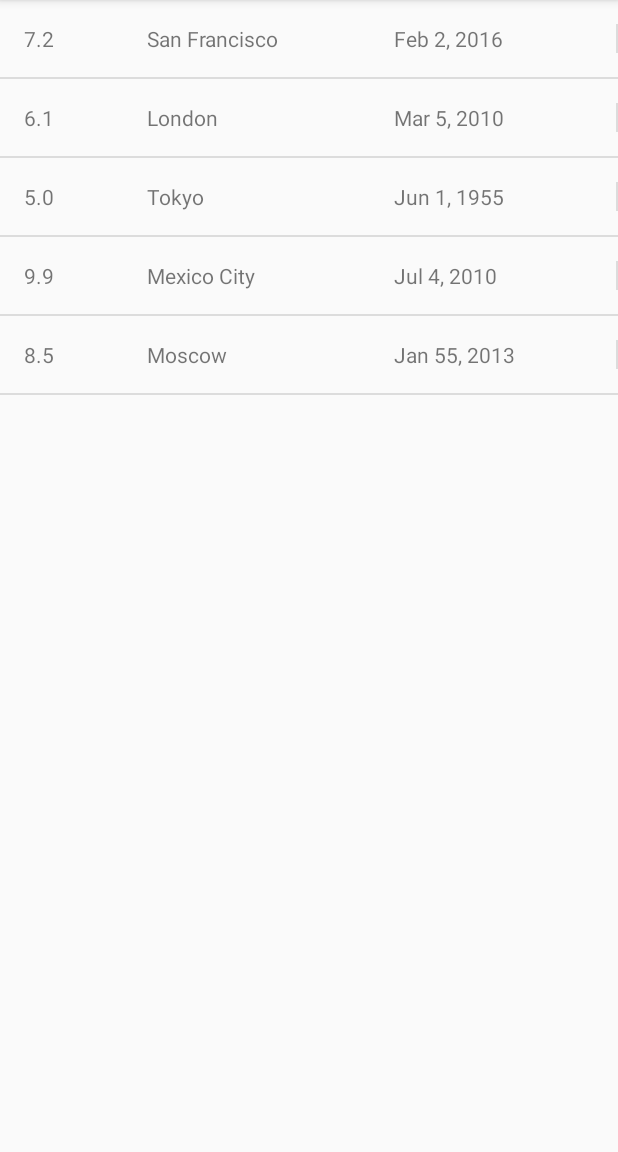
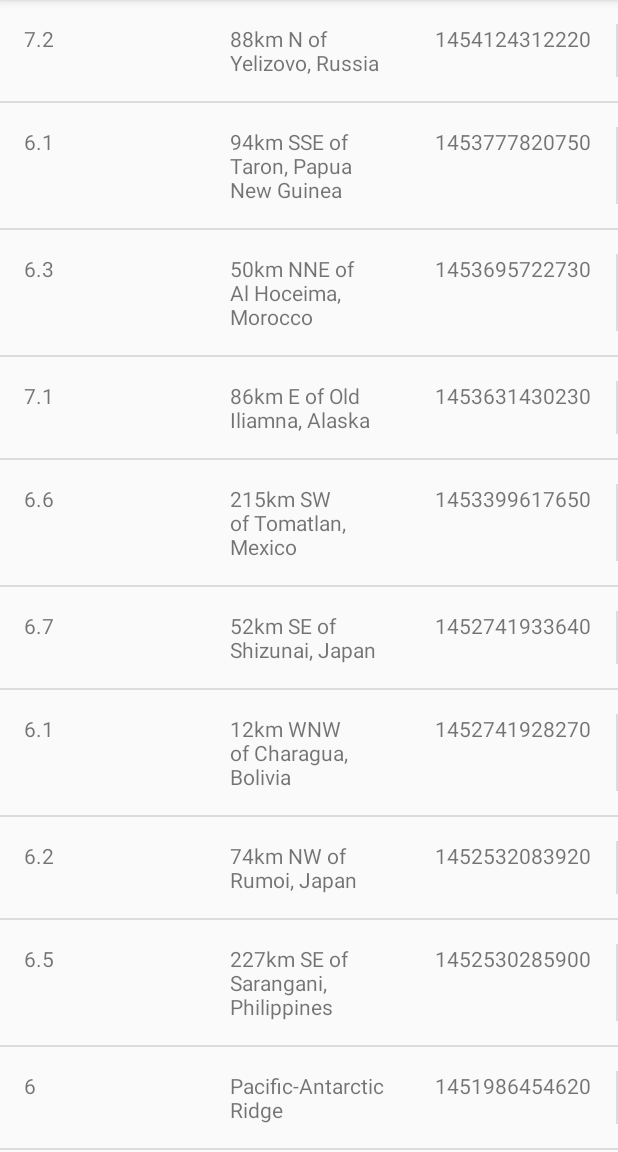
Before and after one commit to EmmanuelHmar/QuakeReport, an Android app: the screen it shows after launch (EarthquakeActivity), on a phone screen of 412 x 824 dp, the part 84-1236 px from its top. Run offline under Robolectric (Android 15) with nearby library versions, the phone set to English and light mode, and no system bars.

Commit message:
first JSON implementation

```diff
--- a/app/build.gradle
+++ b/app/build.gradle
@@ -2,7 +2,7 @@ apply plugin: 'com.android.application'
 
 android {
     compileSdkVersion 23
-    buildToolsVersion "23.0.2"
+    buildToolsVersion '28.0.3'
 
     defaultConfig {
         applicationId "com.example.android.quakereport"
--- a/app/src/main/java/com/example/android/quakereport/Earthquakes.java
+++ b/app/src/main/java/com/example/android/quakereport/Earthquake.java
@@ -1,17 +1,16 @@
 package com.example.android.quakereport;
 
-public class Earthquakes {
-    private double magnitude;
-    private String city, date;
+public class Earthquake {
+    private String magnitude, city, date;
 
-    public Earthquakes(double magnitude, String city, String date){
+    public Earthquake(String magnitude, String city, String date){
         this.magnitude = magnitude;
         this.city = city;
         this.date = date;
     }
 
     public String getMagnitude() {
-        return String.valueOf(magnitude);
+        return magnitude;
     }
 
     public String getCity(){
--- a/app/src/main/java/com/example/android/quakereport/EarthquakeActivity.java
+++ b/app/src/main/java/com/example/android/quakereport/EarthquakeActivity.java
@@ -31,12 +31,12 @@ public class EarthquakeActivity extends AppCompatActivity {
         setContentView(R.layout.earthquake_activity);
 
         // Create a fake list of earthquake locations.
-        ArrayList<Earthquakes> earthquakes = new ArrayList<>();
-        earthquakes.add(new Earthquakes(7.2,"San Francisco", "Feb 2, 2016"));
-        earthquakes.add(new Earthquakes(6.1, "London", "Mar 5, 2010"));
-        earthquakes.add(new Earthquakes(5.0, "Tokyo", "Jun 1, 1955"));
-        earthquakes.add(new Earthquakes(9.9, "Mexico City", "Jul 4, 2010"));
-        earthquakes.add(new Earthquakes(8.5, "Moscow", "Jan 55, 2013"));
+        ArrayList<Earthquake> earthquakes = QueryUtils.extractEarthquakes();
+//        earthquakes.add(new Earthquake("7.2","San Francisco", "Feb 2, 2016"));
+//        earthquakes.add(new Earthquake("6.1", "London", "Mar 5, 2010"));
+//        earthquakes.add(new Earthquake("5.0", "Tokyo", "Jun 1, 1955"));
+//        earthquakes.add(new Earthquake("9.9", "Mexico City", "Jul 4, 2010"));
+//        earthquakes.add(new Earthquake("8.5", "Moscow", "Jan 55, 2013"));
 //        earthquakes.add("Rio de Janeiro");
 //        earthquakes.add("Paris");
 
@@ -44,7 +44,7 @@ public class EarthquakeActivity extends AppCompatActivity {
         ListView earthquakeListView = (ListView) findViewById(R.id.list);
 
         // Create a new {@link ArrayAdapter} of earthquakes
-        CustomArrayAdapter adapter = new CustomArrayAdapter(this, earthquakes);
+        EarthquakeAdapter adapter = new EarthquakeAdapter(this, earthquakes);
 
         // Set the adapter on the {@link ListView}
         // so the list can be populated in the user interface
--- a/app/src/main/java/com/example/android/quakereport/CustomArrayAdapter.java
+++ b/app/src/main/java/com/example/android/quakereport/EarthquakeAdapter.java
@@ -11,9 +11,9 @@ import android.widget.TextView;
 
 import java.util.ArrayList;
 
-public class CustomArrayAdapter extends ArrayAdapter<Earthquakes> {
+public class EarthquakeAdapter extends ArrayAdapter<Earthquake> {
 
-    public CustomArrayAdapter(@NonNull Context context, @NonNull ArrayList<Earthquakes> objects) {
+    public EarthquakeAdapter(@NonNull Context context, @NonNull ArrayList<Earthquake> objects) {
         super(context, 0, objects);
     }
 
@@ -23,10 +23,10 @@ public class CustomArrayAdapter extends ArrayAdapter<Earthquakes> {
         View listItemView = convertView;
 
         if (listItemView==null) {
-            listItemView = LayoutInflater.from(getContext()).inflate(R.layout.list_item, parent, false);
+            listItemView = LayoutInflater.from(getContext()).inflate(R.layout.earthquake_list_item, parent, false);
         }
 
-        Earthquakes earthquake = getItem(position);
+        Earthquake earthquake = getItem(position);
 
         TextView magnitude = (TextView) listItemView.findViewById(R.id.magnitude);
 
--- /dev/null
+++ b/app/src/main/java/com/example/android/quakereport/QueryUtils.java
@@ -0,0 +1,84 @@
+package com.example.android.quakereport;
+
+import android.util.Log;
+
+import org.json.JSONArray;
+import org.json.JSONException;
+import org.json.JSONObject;
+
+import java.util.ArrayList;
+
+/**
+ * Helper methods related to requesting and receiving earthquake data from USGS.
+ */
+public final class QueryUtils {
+
+    /**
+     * Sample JSON response for a USGS query
+     */
+    private static final String SAMPLE_JSON_RESPONSE = "{\"type\":\"FeatureCollection\",\"metadata\":{\"generated\":1462295443000,\"url\":\"http://earthquake.usgs.gov/fdsnws/event/1/query?format=geojson&starttime=2016-01-01&endtime=2016-01-31&minmag=6&limit=10\",\"title\":\"USGS Earthquake\",\"status\":200,\"api\":\"1.5.2\",\"limit\":10,\"offset\":1,\"count\":10},\"features\":[{\"type\":\"Feature\",\"properties\":{\"mag\":7.2,\"place\":\"88km N of Yelizovo, Russia\",\"time\":1454124312220,\"updated\":1460674294040,\"tz\":720,\"url\":\"http://earthquake.usgs.gov/earthquakes/eventpage/us20004vvx\",\"detail\":\"http://earthquake.usgs.gov/fdsnws/event/1/query?eventid=us20004vvx&format=geojson\",\"felt\":2,\"cdi\":3.4,\"mmi\":5.82,\"alert\":\"green\",\"status\":\"reviewed\",\"tsunami\":1,\"sig\":798,\"net\":\"us\",\"code\":\"20004vvx\",\"ids\":\",at00o1qxho,pt16030050,us20004vvx,gcmt20160130032510,\",\"sources\":\",at,pt,us,gcmt,\",\"types\":\",cap,dyfi,finite-fault,general-link,general-text,geoserve,impact-link,impact-text,losspager,moment-tensor,nearby-cities,origin,phase-data,shakemap,tectonic-summary,\",\"nst\":null,\"dmin\":0.958,\"rms\":1.19,\"gap\":17,\"magType\":\"mww\",\"type\":\"earthquake\",\"title\":\"M 7.2 - 88km N of Yelizovo, Russia\"},\"geometry\":{\"type\":\"Point\",\"coordinates\":[158.5463,53.9776,177]},\"id\":\"us20004vvx\"},\n" +
+            "{\"type\":\"Feature\",\"properties\":{\"mag\":6.1,\"place\":\"94km SSE of Taron, Papua New Guinea\",\"time\":1453777820750,\"updated\":1460156775040,\"tz\":600,\"url\":\"http://earthquake.usgs.gov/earthquakes/eventpage/us20004uks\",\"detail\":\"http://earthquake.usgs.gov/fdsnws/event/1/query?eventid=us20004uks&format=geojson\",\"felt\":null,\"cdi\":null,\"mmi\":4.1,\"alert\":\"green\",\"status\":\"reviewed\",\"tsunami\":1,\"sig\":572,\"net\":\"us\",\"code\":\"20004uks\",\"ids\":\",us20004uks,gcmt20160126031023,\",\"sources\":\",us,gcmt,\",\"types\":\",cap,geoserve,losspager,moment-tensor,nearby-cities,origin,phase-data,shakemap,tectonic-summary,\",\"nst\":null,\"dmin\":1.537,\"rms\":0.74,\"gap\":25,\"magType\":\"mww\",\"type\":\"earthquake\",\"title\":\"M 6.1 - 94km SSE of Taron, Papua New Guinea\"},\"geometry\":{\"type\":\"Point\",\"coordinates\":[153.2454,-5.2952,26]},\"id\":\"us20004uks\"},\n" +
+            "{\"type\":\"Feature\",\"properties\":{\"mag\":6.3,\"place\":\"50km NNE of Al Hoceima, Morocco\",\"time\":1453695722730,\"updated\":1460156773040,\"tz\":0,\"url\":\"http://earthquake.usgs.gov/earthquakes/eventpage/us10004gy9\",\"detail\":\"http://earthquake.usgs.gov/fdsnws/event/1/query?eventid=us10004gy9&format=geojson\",\"felt\":117,\"cdi\":7.2,\"mmi\":5.28,\"alert\":\"green\",\"status\":\"reviewed\",\"tsunami\":0,\"sig\":695,\"net\":\"us\",\"code\":\"10004gy9\",\"ids\":\",us10004gy9,gcmt20160125042203,\",\"sources\":\",us,gcmt,\",\"types\":\",cap,dyfi,geoserve,impact-text,losspager,moment-tensor,nearby-cities,origin,phase-data,shakemap,tectonic-summary,\",\"nst\":null,\"dmin\":2.201,\"rms\":0.92,\"gap\":20,\"magType\":\"mww\",\"type\":\"earthquake\",\"title\":\"M 6.3 - 50km NNE of Al Hoceima, Morocco\"},\"geometry\":{\"type\":\"Point\",\"coordinates\":[-3.6818,35.6493,12]},\"id\":\"us10004gy9\"},\n" +
+            "{\"type\":\"Feature\",\"properties\":{\"mag\":7.1,\"place\":\"86km E of Old Iliamna, Alaska\",\"time\":1453631430230,\"updated\":1460156770040,\"tz\":-540,\"url\":\"http://earthquake.usgs.gov/earthquakes/eventpage/us10004gqp\",\"detail\":\"http://earthquake.usgs.gov/fdsnws/event/1/query?eventid=us10004gqp&format=geojson\",\"felt\":1816,\"cdi\":7.2,\"mmi\":6.6,\"alert\":\"green\",\"status\":\"reviewed\",\"tsunami\":1,\"sig\":1496,\"net\":\"us\",\"code\":\"10004gqp\",\"ids\":\",at00o1gd6r,us10004gqp,ak12496371,gcmt20160124103030,\",\"sources\":\",at,us,ak,gcmt,\",\"types\":\",cap,dyfi,finite-fault,general-link,general-text,geoserve,impact-link,impact-text,losspager,moment-tensor,nearby-cities,origin,phase-data,shakemap,tectonic-summary,trump-origin,\",\"nst\":null,\"dmin\":0.72,\"rms\":2.11,\"gap\":19,\"magType\":\"mww\",\"type\":\"earthquake\",\"title\":\"M 7.1 - 86km E of Old Iliamna, Alaska\"},\"geometry\":{\"type\":\"Point\",\"coordinates\":[-153.4051,59.6363,129]},\"id\":\"us10004gqp\"},\n" +
+            "{\"type\":\"Feature\",\"properties\":{\"mag\":6.6,\"place\":\"215km SW of Tomatlan, Mexico\",\"time\":1453399617650,\"updated\":1459963829040,\"tz\":-420,\"url\":\"http://earthquake.usgs.gov/earthquakes/eventpage/us10004g4l\",\"detail\":\"http://earthquake.usgs.gov/fdsnws/event/1/query?eventid=us10004g4l&format=geojson\",\"felt\":11,\"cdi\":2.7,\"mmi\":3.92,\"alert\":\"green\",\"status\":\"reviewed\",\"tsunami\":1,\"sig\":673,\"net\":\"us\",\"code\":\"10004g4l\",\"ids\":\",at00o1bebo,pt16021050,us10004g4l,gcmt20160121180659,\",\"sources\":\",at,pt,us,gcmt,\",\"types\":\",cap,dyfi,geoserve,impact-link,impact-text,losspager,moment-tensor,nearby-cities,origin,phase-data,shakemap,tectonic-summary,\",\"nst\":null,\"dmin\":2.413,\"rms\":0.98,\"gap\":74,\"magType\":\"mww\",\"type\":\"earthquake\",\"title\":\"M 6.6 - 215km SW of Tomatlan, Mexico\"},\"geometry\":{\"type\":\"Point\",\"coordinates\":[-106.9337,18.8239,10]},\"id\":\"us10004g4l\"},\n" +
+            "{\"type\":\"Feature\",\"properties\":{\"mag\":6.7,\"place\":\"52km SE of Shizunai, Japan\",\"time\":1452741933640,\"updated\":1459304879040,\"tz\":540,\"url\":\"http://earthquake.usgs.gov/earthquakes/eventpage/us10004ebx\",\"detail\":\"http://earthquake.usgs.gov/fdsnws/event/1/query?eventid=us10004ebx&format=geojson\",\"felt\":51,\"cdi\":5.8,\"mmi\":6.45,\"alert\":\"green\",\"status\":\"reviewed\",\"tsunami\":1,\"sig\":720,\"net\":\"us\",\"code\":\"10004ebx\",\"ids\":\",us10004ebx,pt16014050,at00o0xauk,gcmt20160114032534,\",\"sources\":\",us,pt,at,gcmt,\",\"types\":\",associate,cap,dyfi,geoserve,impact-link,impact-text,losspager,moment-tensor,nearby-cities,origin,phase-data,shakemap,\",\"nst\":null,\"dmin\":0.281,\"rms\":0.98,\"gap\":22,\"magType\":\"mww\",\"type\":\"earthquake\",\"title\":\"M 6.7 - 52km SE of Shizunai, Japan\"},\"geometry\":{\"type\":\"Point\",\"coordinates\":[142.781,41.9723,46]},\"id\":\"us10004ebx\"},\n" +
+            "{\"type\":\"Feature\",\"properties\":{\"mag\":6.1,\"place\":\"12km WNW of Charagua, Bolivia\",\"time\":1452741928270,\"updated\":1459304879040,\"tz\":-240,\"url\":\"http://earthquake.usgs.gov/earthquakes/eventpage/us10004ebw\",\"detail\":\"http://earthquake.usgs.gov/fdsnws/event/1/query?eventid=us10004ebw&format=geojson\",\"felt\":3,\"cdi\":2.2,\"mmi\":2.21,\"alert\":\"green\",\"status\":\"reviewed\",\"tsunami\":0,\"sig\":573,\"net\":\"us\",\"code\":\"10004ebw\",\"ids\":\",us10004ebw,gcmt20160114032528,\",\"sources\":\",us,gcmt,\",\"types\":\",cap,dyfi,geoserve,impact-text,losspager,moment-tensor,nearby-cities,origin,phase-data,shakemap,tectonic-summary,\",\"nst\":null,\"dmin\":5.492,\"rms\":1.04,\"gap\":16,\"magType\":\"mww\",\"type\":\"earthquake\",\"title\":\"M 6.1 - 12km WNW of Charagua, Bolivia\"},\"geometry\":{\"type\":\"Point\",\"coordinates\":[-63.3288,-19.7597,582.56]},\"id\":\"us10004ebw\"},\n" +
+            "{\"type\":\"Feature\",\"properties\":{\"mag\":6.2,\"place\":\"74km NW of Rumoi, Japan\",\"time\":1452532083920,\"updated\":1459304875040,\"tz\":540,\"url\":\"http://earthquake.usgs.gov/earthquakes/eventpage/us10004djn\",\"detail\":\"http://earthquake.usgs.gov/fdsnws/event/1/query?eventid=us10004djn&format=geojson\",\"felt\":8,\"cdi\":3.4,\"mmi\":3.74,\"alert\":\"green\",\"status\":\"reviewed\",\"tsunami\":0,\"sig\":594,\"net\":\"us\",\"code\":\"10004djn\",\"ids\":\",us10004djn,gcmt20160111170803,\",\"sources\":\",us,gcmt,\",\"types\":\",cap,dyfi,geoserve,impact-text,losspager,moment-tensor,nearby-cities,origin,phase-data,shakemap,tectonic-summary,\",\"nst\":null,\"dmin\":1.139,\"rms\":0.96,\"gap\":33,\"magType\":\"mww\",\"type\":\"earthquake\",\"title\":\"M 6.2 - 74km NW of Rumoi, Japan\"},\"geometry\":{\"type\":\"Point\",\"coordinates\":[141.0867,44.4761,238.81]},\"id\":\"us10004djn\"},\n" +
+            "{\"type\":\"Feature\",\"properties\":{\"mag\":6.5,\"place\":\"227km SE of Sarangani, Philippines\",\"time\":1452530285900,\"updated\":1459304874040,\"tz\":480,\"url\":\"http://earthquake.usgs.gov/earthquakes/eventpage/us10004dj5\",\"detail\":\"http://earthquake.usgs.gov/fdsnws/event/1/query?eventid=us10004dj5&format=geojson\",\"felt\":1,\"cdi\":2.7,\"mmi\":7.5,\"alert\":\"green\",\"status\":\"reviewed\",\"tsunami\":1,\"sig\":650,\"net\":\"us\",\"code\":\"10004dj5\",\"ids\":\",at00o0srjp,pt16011050,us10004dj5,gcmt20160111163807,\",\"sources\":\",at,pt,us,gcmt,\",\"types\":\",cap,dyfi,geoserve,impact-link,impact-text,losspager,moment-tensor,nearby-cities,origin,phase-data,shakemap,tectonic-summary,\",\"nst\":null,\"dmin\":3.144,\"rms\":0.72,\"gap\":22,\"magType\":\"mww\",\"type\":\"earthquake\",\"title\":\"M 6.5 - 227km SE of Sarangani, Philippines\"},\"geometry\":{\"type\":\"Point\",\"coordinates\":[126.8621,3.8965,13]},\"id\":\"us10004dj5\"},\n" +
+            "{\"type\":\"Feature\",\"properties\":{\"mag\":6,\"place\":\"Pacific-Antarctic Ridge\",\"time\":1451986454620,\"updated\":1459202978040,\"tz\":-540,\"url\":\"http://earthquake.usgs.gov/earthquakes/eventpage/us10004bgk\",\"detail\":\"http://earthquake.usgs.gov/fdsnws/event/1/query?eventid=us10004bgk&format=geojson\",\"felt\":0,\"cdi\":1,\"mmi\":0,\"alert\":\"green\",\"status\":\"reviewed\",\"tsunami\":0,\"sig\":554,\"net\":\"us\",\"code\":\"10004bgk\",\"ids\":\",us10004bgk,gcmt20160105093415,\",\"sources\":\",us,gcmt,\",\"types\":\",cap,dyfi,geoserve,losspager,moment-tensor,nearby-cities,origin,phase-data,shakemap,\",\"nst\":null,\"dmin\":30.75,\"rms\":0.67,\"gap\":71,\"magType\":\"mww\",\"type\":\"earthquake\",\"title\":\"M 6.0 - Pacific-Antarctic Ridge\"},\"geometry\":{\"type\":\"Point\",\"coordinates\":[-136.2603,-54.2906,10]},\"id\":\"us10004bgk\"}],\"bbox\":[-153.4051,-54.2906,10,158.5463,59.6363,582.56]}";
+
+    /**
+     * Create a private constructor because no one should ever create a {@link QueryUtils} object.
+     * This class is only meant to hold static variables and methods, which can be accessed
+     * directly from the class name QueryUtils (and an object instance of QueryUtils is not needed).
+     */
+    private QueryUtils() {
+    }
+
+    /**
+     * Return a list of {@link Earthquake} objects that has been built up from
+     * parsing a JSON response.
+     */
+    public static ArrayList<Earthquake> extractEarthquakes() {
+
+        // Create an empty ArrayList that we can start adding earthquakes to
+        ArrayList<Earthquake> earthquakes = new ArrayList<>();
+
+        // Try to parse the SAMPLE_JSON_RESPONSE. If there's a problem with the way the JSON
+        // is formatted, a JSONException exception object will be thrown.
+        // Catch the exception so the app doesn't crash, and print the error message to the logs.
+        try {
+            JSONObject jsonObject = new JSONObject(SAMPLE_JSON_RESPONSE);
+
+            JSONArray jsonArray = jsonObject.optJSONArray("features");
+
+            for (int i = 0; i < jsonArray.length(); i++) {
+                JSONObject object = jsonArray.getJSONObject(i);
+
+                JSONObject properties = object.getJSONObject("properties");
+
+                String magnitude = properties.optString("mag");
+
+                String place = properties.optString("place");
+
+                String time = properties.optString("time");
+
+                earthquakes.add(new Earthquake(magnitude, place, time));
+            }
+
+
+            // TODO: Parse the response given by the SAMPLE_JSON_RESPONSE string and
+            // build up a list of Earthquake objects with the corresponding data.
+
+        } catch (JSONException e) {
+            // If an error is thrown when executing any of the above statements in the "try" block,
+            // catch the exception here, so the app doesn't crash. Print a log message
+            // with the message from the exception.
+            Log.e("QueryUtils", "Problem parsing the earthquake JSON results", e);
+        }
+
+        // Return the list of earthquakes
+        return earthquakes;
+    }
+
+}
--- a/app/src/main/res/layout/list_item.xml
+++ b/app/src/main/res/layout/earthquake_list_item.xml
@@ -13,7 +13,7 @@
         android:id="@+id/magnitude"
         android:layout_width="match_parent"
         android:layout_height="wrap_content"
-        android:layout_weight="4"
+        android:layout_weight="3"
         android:padding="16dp"
         tools:text="Scale" />
 
--- a/build.gradle
+++ b/build.gradle
@@ -3,9 +3,10 @@
 buildscript {
     repositories {
         jcenter()
+        google()
     }
     dependencies {
-        classpath 'com.android.tools.build:gradle:2.1.0'
+        classpath 'com.android.tools.build:gradle:3.2.1'
 
         // NOTE: Do not place your application dependencies here; they belong
         // in the individual module build.gradle files
@@ -14,6 +15,7 @@ buildscript {
 
 allprojects {
     repositories {
+        google()
         jcenter()
     }
 }
```
Also changed, not shown: gradle/wrapper/gradle-wrapper.properties.
